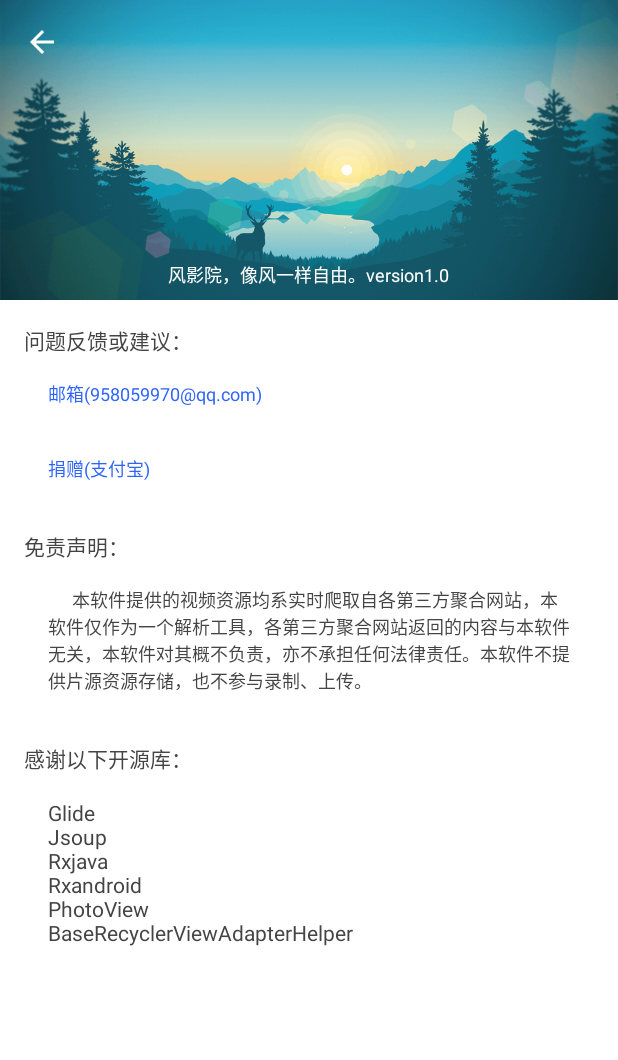
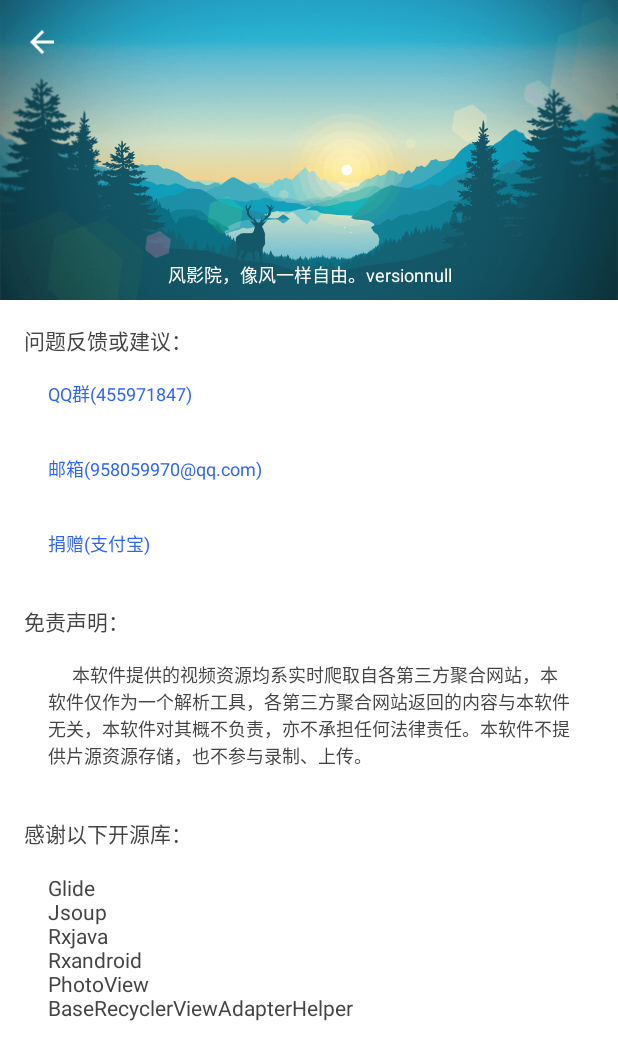
Before and after one commit to CodeByZack/kongtv-android, an Android app: the AboutActivity screen opened directly, with no data from a screen before it, after a tap on "邮箱(958059970@qq.com)", on a phone screen of 412 x 824 dp. Shown: the top 1060 px of the screen. Run offline under Robolectric (Android 15) with nearby library versions, the phone set to English and light mode, and no system bars; libraries missing offline, so code that uses them is left out: com.gyf.barlibrary, com.umeng.analytics, com.umeng.commonsdk; 3 statements that could not run were skipped.

Commit message:
更换icon 版本号

```diff
--- a/app/build.gradle
+++ b/app/build.gradle
@@ -6,8 +6,8 @@ android {
         applicationId "com.zack.kongtv"
         minSdkVersion 19
         targetSdkVersion 27
-        versionCode 1
-        versionName "1.0"
+        versionCode 2
+        versionName "1.1"
         testInstrumentationRunner "android.support.test.runner.AndroidJUnitRunner"
         ndk {
             abiFilters "armeabi", "armeabi-v7a", "x86", "mips"
--- a/app/src/main/AndroidManifest.xml
+++ b/app/src/main/AndroidManifest.xml
@@ -18,7 +18,7 @@
     <application
         android:name=".App"
         android:allowBackup="true"
-        android:icon="@mipmap/icon"
+        android:icon="@mipmap/icon2"
         android:label="@string/app_name"
         android:supportsRtl="true"
         android:theme="@style/AppTheme.NoActionBar">
--- a/app/src/main/java/com/zack/kongtv/activities/About/AboutActivity.java
+++ b/app/src/main/java/com/zack/kongtv/activities/About/AboutActivity.java
@@ -12,6 +12,7 @@ import android.widget.TextView;
 import android.widget.Toast;
 
 import com.zack.kongtv.R;
+import com.zack.kongtv.util.PackageUtil;
 import com.zackdk.Utils.ToastUtil;
 import com.zackdk.base.AbsActivity;
 
@@ -20,6 +21,7 @@ import java.net.URISyntaxException;
 public class AboutActivity extends AbsActivity implements View.OnClickListener {
     private Toolbar toolbar;
     private TextView linearLayout,email,qq;
+    private TextView titleVersion;
     @Override
     public int setView() {
         return R.layout.activity_about;
@@ -38,6 +40,10 @@ public class AboutActivity extends AbsActivity implements View.OnClickListener {
         email.setOnClickListener(this);
         qq = findViewById(R.id.qq);
         qq.setOnClickListener(this);
+        titleVersion = findViewById(R.id.title_text);
+
+        String name = PackageUtil.packageName(this);
+        titleVersion.setText("风影院，像风一样自由。version"+name);
     }
 
     @Override
@@ -58,7 +64,7 @@ public class AboutActivity extends AbsActivity implements View.OnClickListener {
                 email();
                 break;
             case R.id.qq:
-                if(!joinQQGroup("2RiYsStZyv56q4x9In9r67xKH-2ft7fY")){
+                if(!joinQQGroup("8vr6aLfMnwc4bW-am71lFfqhb7PkTkZl")){
                     ToastUtil.showToast("未安装手Q或安装的版本不支持");
                 }
                 break;
@@ -126,7 +132,7 @@ public class AboutActivity extends AbsActivity implements View.OnClickListener {
         String[] email = {"958059970@qq.com"};
         Intent intent = new Intent(Intent.ACTION_SENDTO, uri);
         intent.putExtra(Intent.EXTRA_CC, email); // 抄送人
-        intent.putExtra(Intent.EXTRA_SUBJECT, "Aladd软件的意见反馈"); // 主题
+        intent.putExtra(Intent.EXTRA_SUBJECT, "空影院软件的意见反馈"); // 主题
         intent.putExtra(Intent.EXTRA_TEXT, ""); // 正文
         startActivity(Intent.createChooser(intent, "请选择邮件类应用"));
     }
--- /dev/null
+++ b/app/src/main/java/com/zack/kongtv/util/PackageUtil.java
@@ -0,0 +1,32 @@
+package com.zack.kongtv.util;
+
+import android.content.Context;
+import android.content.pm.PackageInfo;
+import android.content.pm.PackageManager;
+
+public class PackageUtil {
+    public static int packageCode(Context context) {
+        PackageManager manager = context.getPackageManager();
+        int code = 0;
+        try {
+            PackageInfo info = manager.getPackageInfo(context.getPackageName(), 0);
+            code = info.versionCode;
+        } catch (PackageManager.NameNotFoundException e) {
+            e.printStackTrace();
+        }
+        return code;
+    }
+
+    public static String packageName(Context context) {
+        PackageManager manager = context.getPackageManager();
+        String name = null;
+        try {
+            PackageInfo info = manager.getPackageInfo(context.getPackageName(), 0);
+            name = info.versionName;
+        } catch (PackageManager.NameNotFoundException e) {
+            e.printStackTrace();
+        }
+
+        return name;
+    }
+}
--- a/app/src/main/res/layout/activity_about.xml
+++ b/app/src/main/res/layout/activity_about.xml
@@ -70,7 +70,6 @@
                     android:paddingTop="@dimen/normal_margin"
                     android:paddingLeft="@dimen/normal_margin"/>
                 <TextView
-                    android:visibility="gone"
                     android:id="@+id/qq"
                     android:textColor="#2E64FE"
                     android:layout_width="match_parent"
@@ -78,7 +77,7 @@
                     android:layout_height="wrap_content"
                     android:layout_marginLeft="@dimen/normal_margin"
                     android:padding="@dimen/normal_margin"
-                    android:text="QQ群(793272974)"/>
+                    android:text="QQ群(455971847)"/>
                 <TextView
                     android:id="@+id/email"
                     android:textColor="#2E64FE"
--- a/app/src/main/res/layout/activity_main.xml
+++ b/app/src/main/res/layout/activity_main.xml
@@ -19,7 +19,6 @@
         android:layout_height="match_parent"
         android:layout_gravity="start"
         android:fitsSystemWindows="true"
-        app:headerLayout="@layout/nav_header_main"
         app:menu="@menu/activity_main_drawer" />
 
 </android.support.v4.widget.DrawerLayout>
--- a/app/src/main/res/layout/filechooser_layout.xml
+++ b/app/src/main/res/layout/filechooser_layout.xml
@@ -22,6 +22,7 @@
         android:layout_height="200dp">
     </com.xiao.nicevideoplayer.NiceVideoPlayer>
     <com.zackdk.customview.ShapeTextView
+        android:visibility="gone"
         android:layout_gravity="center_horizontal"
         android:textColor="@color/md_blue_A200"
         android:layout_margin="@dimen/normal_margin"
@@ -30,6 +31,9 @@
         android:layout_height="wrap_content"
         android:text="投屏播放"
         android:onClick="onclick"
+        app:super_cornerRadius="8dp"
+        app:super_strokeWidth="1px"
+        app:super_strokeColor="@color/colorPrimary"
         />
 
 </LinearLayout>
--- a/app/src/main/res/layout/nav_header_main.xml
+++ b/app/src/main/res/layout/nav_header_main.xml
@@ -7,6 +7,7 @@
     android:gravity="bottom">
 
     <TextView
+        android:id="@+id/nav_version"
         android:padding="@dimen/little_margin"
         android:textColor="#fff"
         android:layout_width="match_parent"
```
Also changed, not shown: app/src/main/java/com/zack/kongtv/activities/MainActivity.java (+8 -0 lines), app/src/main/res/mipmap-xhdpi/icon.png, app/src/main/res/mipmap-xhdpi/icon2.png (added).
